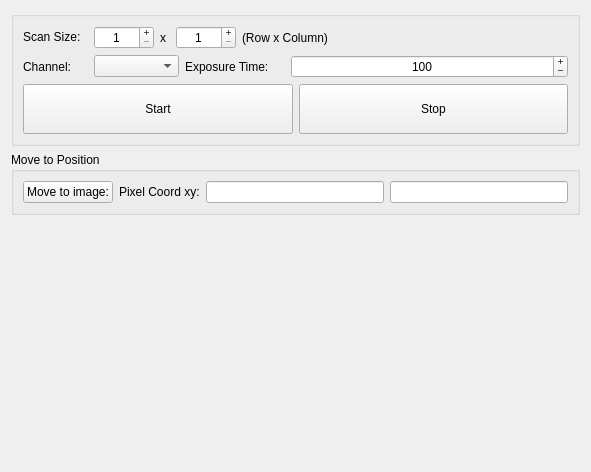
Old version of the form micromanager_gui/_ui/explore_sample.ui in the repository pymmcore-plus/napari-micromanager.
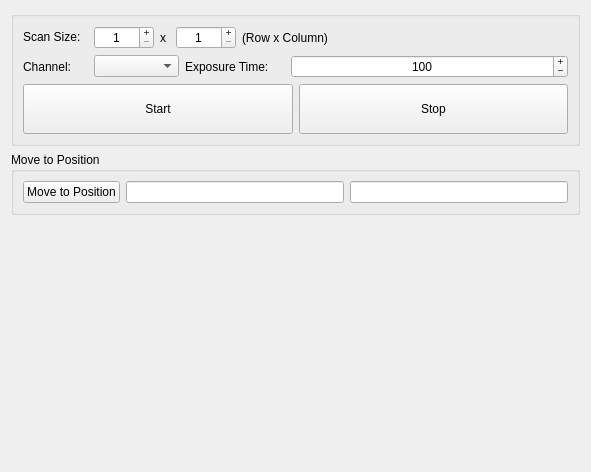
New version of the form.

Commit message: move to position

```diff
--- a/micromanager_gui/_ui/explore_sample.ui
+++ b/micromanager_gui/_ui/explore_sample.ui
@@ -22,14 +22,7 @@
      <layout class="QGridLayout" name="gridLayout_6">
       <item row="0" column="0">
        <layout class="QGridLayout" name="gridLayout_5">
-        <item row="0" column="1">
-         <widget class="QLabel" name="x_label">
-          <property name="text">
-           <string>Pixel Coord xy:</string>
-          </property>
-         </widget>
-        </item>
-        <item row="0" column="3">
+        <item row="0" column="2">
          <widget class="QLineEdit" name="y_lineEdit">
           <property name="alignment">
            <set>Qt::AlignCenter</set>
@@ -57,11 +50,11 @@
            </size>
           </property>
           <property name="text">
-           <string>Move to image:</string>
+           <string>Move to Position</string>
           </property>
          </widget>
         </item>
-        <item row="0" column="2">
+        <item row="0" column="1">
          <widget class="QLineEdit" name="x_lineEdit">
           <property name="alignment">
            <set>Qt::AlignCenter</set>
```
The commit also changes 2 other files.
